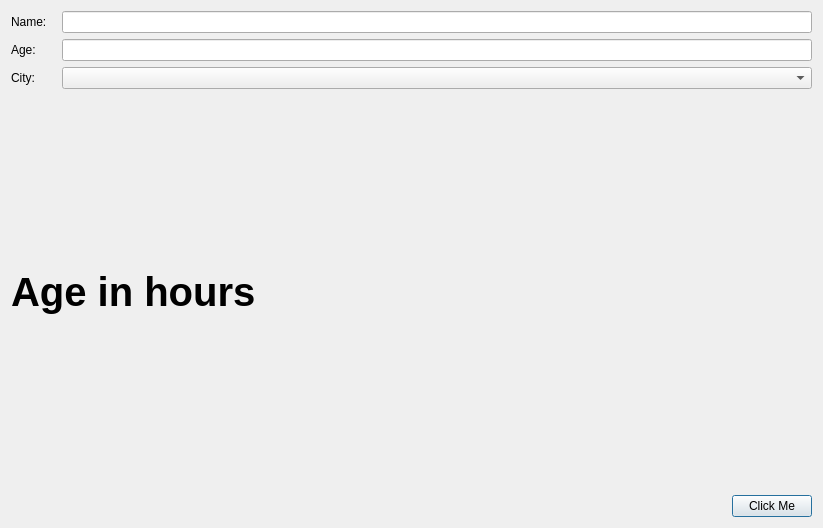
First picture: the form in dialog.ui, repository ottokuegerl/wpl_qt, before the edit.
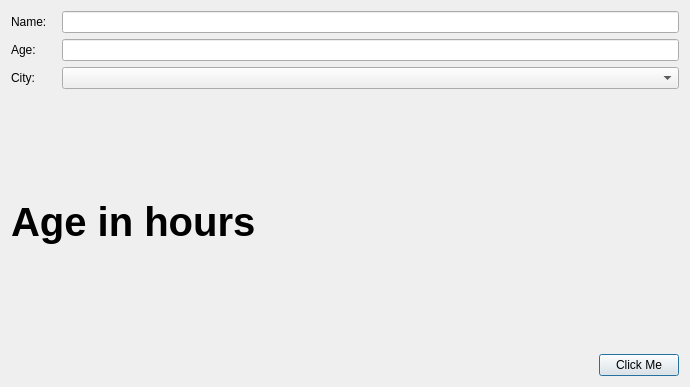
Second picture: the form after the edit. Icons and pictures are not drawn.

```diff
--- a/dialog.ui
+++ b/dialog.ui
@@ -6,8 +6,8 @@
    <rect>
     <x>0</x>
     <y>0</y>
-    <width>823</width>
-    <height>528</height>
+    <width>690</width>
+    <height>387</height>
    </rect>
   </property>
   <property name="windowTitle">
```
Left out of the diff: 3 changed lines with no effect on the pictures.
